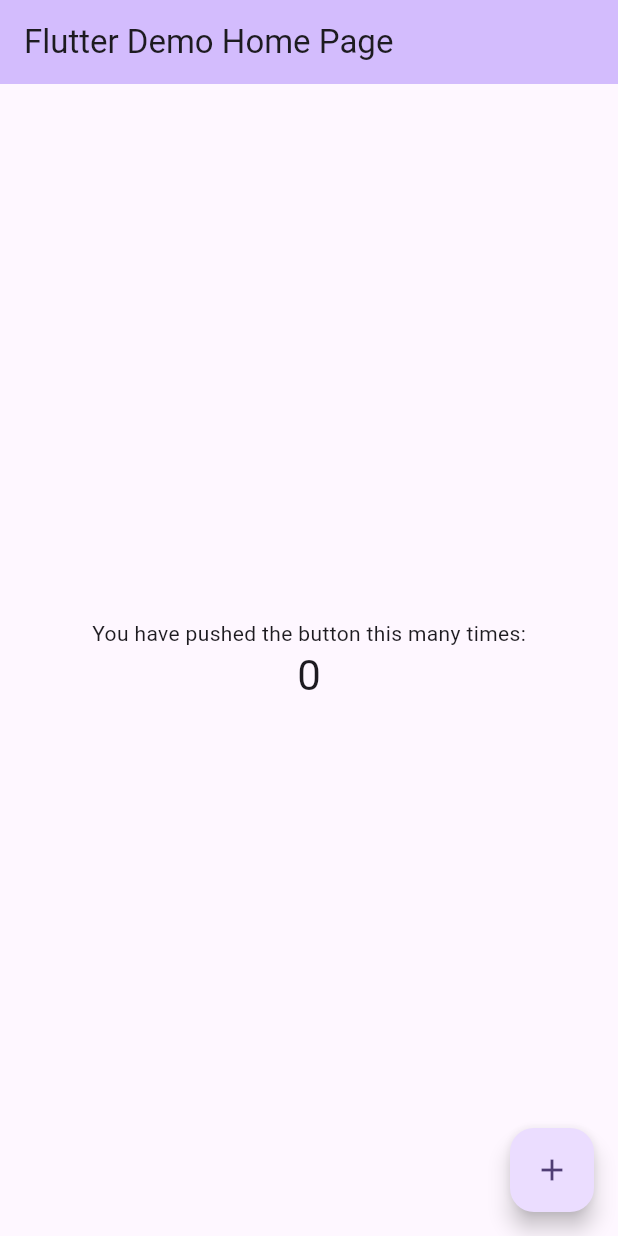
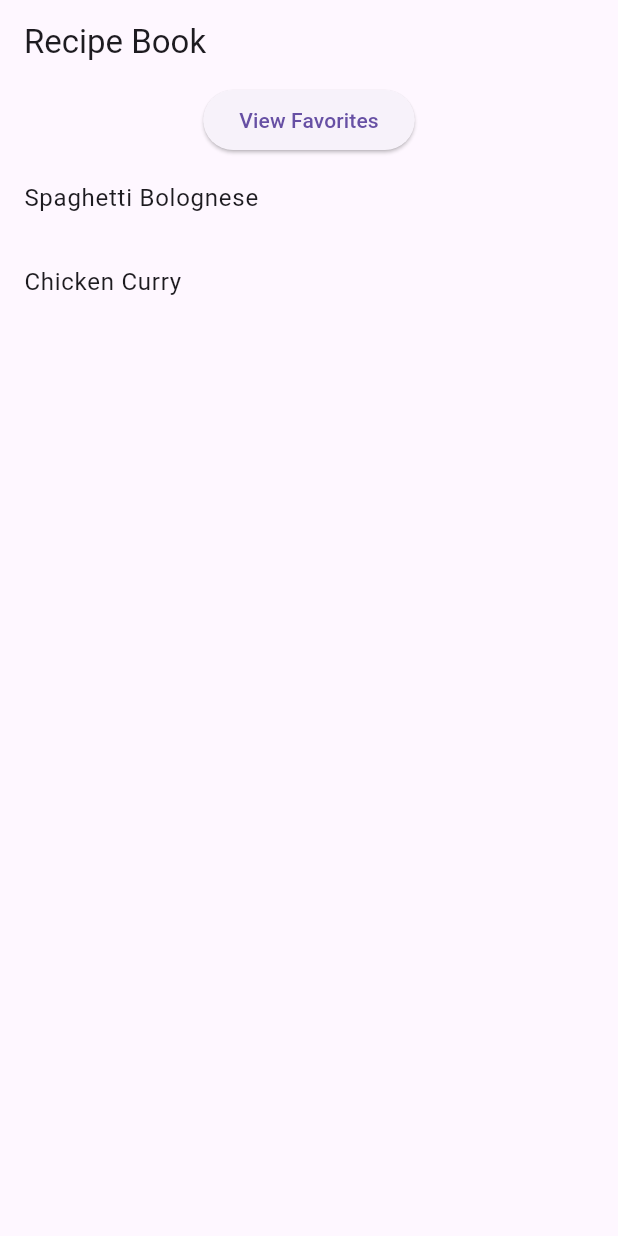
Before and after one commit to skullhsn012/Recipe-Book, a Flutter app: the screen it shows after launch, on a phone screen of 412 x 824 dp. Run offline on Flutter 3.47's test engine with Material 3 defaults, Android fonts, the phone set to English and light mode, and no system bars.

Commit message:
Final working code

```diff
--- /dev/null
+++ b/lib/details_screen.dart
@@ -0,0 +1,46 @@
+import 'package:flutter/material.dart';
+import 'recipe.dart';
+
+class DetailsScreen extends StatefulWidget {
+  final Recipe recipe;
+
+  DetailsScreen({required this.recipe});
+
+  @override
+  _DetailsScreenState createState() => _DetailsScreenState();
+}
+
+class _DetailsScreenState extends State<DetailsScreen> {
+  @override
+  Widget build(BuildContext context) {
+    return Scaffold(
+      appBar: AppBar(title: Text(widget.recipe.name)),
+      body: Padding(
+        padding: EdgeInsets.all(16.0),
+        child: Column(
+          crossAxisAlignment: CrossAxisAlignment.start,
+          children: [
+            Text("Ingredients:",
+                style: TextStyle(fontSize: 18, fontWeight: FontWeight.bold)),
+            Text(widget.recipe.ingredients),
+            SizedBox(height: 10),
+            Text("Instructions:",
+                style: TextStyle(fontSize: 18, fontWeight: FontWeight.bold)),
+            Text(widget.recipe.instructions),
+            SizedBox(height: 20),
+            ElevatedButton(
+              onPressed: () {
+                setState(() {
+                  widget.recipe.isFavorite = !widget.recipe.isFavorite;
+                });
+              },
+              child: Text(widget.recipe.isFavorite
+                  ? "Unmark Favorite"
+                  : "Mark as Favorite"),
+            ),
+          ],
+        ),
+      ),
+    );
+  }
+}
--- /dev/null
+++ b/lib/home_screen.dart
@@ -0,0 +1,70 @@
+import 'package:flutter/material.dart';
+import 'details_screen.dart';
+import 'favorites_screen.dart';
+import 'recipe.dart';
+
+class HomeScreen extends StatefulWidget {
+  @override
+  _HomeScreenState createState() => _HomeScreenState();
+}
+
+class _HomeScreenState extends State<HomeScreen> {
+  final List<Recipe> recipes = [
+    Recipe(
+      name: "Spaghetti Bolognese",
+      ingredients: "Spaghetti, ground beef, tomato sauce, onions, garlic",
+      instructions: "Boil pasta, cook beef, add sauce, mix together.",
+    ),
+    Recipe(
+      name: "Chicken Curry",
+      ingredients: "Chicken, curry powder, coconut milk, onions, garlic",
+      instructions: "Cook chicken, add spices, pour coconut milk, simmer.",
+    ),
+  ];
+
+  @override
+  Widget build(BuildContext context) {
+    return Scaffold(
+      appBar: AppBar(title: Text("Recipe Book")),
+      body: Column(
+        children: [
+          ElevatedButton(
+            onPressed: () {
+              Navigator.push(
+                context,
+                MaterialPageRoute(
+                  builder: (context) => FavoritesScreen(
+                    favoriteRecipes:
+                        recipes.where((recipe) => recipe.isFavorite).toList(),
+                  ),
+                ),
+              );
+            },
+            child: Text("View Favorites"),
+          ),
+          Expanded(
+            child: ListView.builder(
+              itemCount: recipes.length,
+              itemBuilder: (context, index) {
+                return ListTile(
+                  title: Text(recipes[index].name),
+                  onTap: () {
+                    Navigator.push(
+                      context,
+                      MaterialPageRoute(
+                        builder: (context) =>
+                            DetailsScreen(recipe: recipes[index]),
+                      ),
+                    ).then((_) {
+                      setState(() {}); // Update favorite status when returning
+                    });
+                  },
+                );
+              },
+            ),
+          ),
+        ],
+      ),
+    );
+  }
+}
--- a/lib/main.dart
+++ b/lib/main.dart
@@ -1,125 +1,17 @@
 import 'package:flutter/material.dart';
+import 'home_screen.dart';
 
 void main() {
-  runApp(const MyApp());
+  runApp(RecipeBookApp());
 }
 
-class MyApp extends StatelessWidget {
-  const MyApp({super.key});
-
-  // This widget is the root of your application.
+class RecipeBookApp extends StatelessWidget {
   @override
   Widget build(BuildContext context) {
     return MaterialApp(
-      title: 'Flutter Demo',
-      theme: ThemeData(
-        // This is the theme of your application.
-        //
-        // TRY THIS: Try running your application with "flutter run". You'll see
-        // the application has a purple toolbar. Then, without quitting the app,
-        // try changing the seedColor in the colorScheme below to Colors.green
-        // and then invoke "hot reload" (save your changes or press the "hot
-        // reload" button in a Flutter-supported IDE, or press "r" if you used
-        // the command line to start the app).
-        //
-        // Notice that the counter didn't reset back to zero; the application
-        // state is not lost during the reload. To reset the state, use hot
-        // restart instead.
-        //
-        // This works for code too, not just values: Most code changes can be
-        // tested with just a hot reload.
-        colorScheme: ColorScheme.fromSeed(seedColor: Colors.deepPurple),
-        useMaterial3: true,
-      ),
-      home: const MyHomePage(title: 'Flutter Demo Home Page'),
+      title: 'Recipe Book',
+      theme: ThemeData(primarySwatch: Colors.blue),
+      home: HomeScreen(),
     );
   }
 }
-
-class MyHomePage extends StatefulWidget {
-  const MyHomePage({super.key, required this.title});
-
-  // This widget is the home page of your application. It is stateful, meaning
-  // that it has a State object (defined below) that contains fields that affect
-  // how it looks.
-
-  // This class is the configuration for the state. It holds the values (in this
-  // case the title) provided by the parent (in this case the App widget) and
-  // used by the build method of the State. Fields in a Widget subclass are
-  // always marked "final".
-
-  final String title;
-
-  @override
-  State<MyHomePage> createState() => _MyHomePageState();
-}
-
-class _MyHomePageState extends State<MyHomePage> {
-  int _counter = 0;
-
-  void _incrementCounter() {
-    setState(() {
-      // This call to setState tells the Flutter framework that something has
-      // changed in this State, which causes it to rerun the build method below
-      // so that the display can reflect the updated values. If we changed
-      // _counter without calling setState(), then the build method would not be
-      // called again, and so nothing would appear to happen.
-      _counter++;
-    });
-  }
-
-  @override
-  Widget build(BuildContext context) {
-    // This method is rerun every time setState is called, for instance as done
-    // by the _incrementCounter method above.
-    //
-    // The Flutter framework has been optimized to make rerunning build methods
-    // fast, so that you can just rebuild anything that needs updating rather
-    // than having to individually change instances of widgets.
-    return Scaffold(
-      appBar: AppBar(
-        // TRY THIS: Try changing the color here to a specific color (to
-        // Colors.amber, perhaps?) and trigger a hot reload to see the AppBar
-        // change color while the other colors stay the same.
-        backgroundColor: Theme.of(context).colorScheme.inversePrimary,
-        // Here we take the value from the MyHomePage object that was created by
-        // the App.build method, and use it to set our appbar title.
-        title: Text(widget.title),
-      ),
-      body: Center(
-        // Center is a layout widget. It takes a single child and positions it
-        // in the middle of the parent.
-        child: Column(
-          // Column is also a layout widget. It takes a list of children and
-          // arranges them vertically. By default, it sizes itself to fit its
-          // children horizontally, and tries to be as tall as its parent.
-          //
-          // Column has various properties to control how it sizes itself and
-          // how it positions its children. Here we use mainAxisAlignment to
-          // center the children vertically; the main axis here is the vertical
-          // axis because Columns are vertical (the cross axis would be
-          // horizontal).
-          //
-          // TRY THIS: Invoke "debug painting" (choose the "Toggle Debug Paint"
-          // action in the IDE, or press "p" in the console), to see the
-          // wireframe for each widget.
-          mainAxisAlignment: MainAxisAlignment.center,
-          children: <Widget>[
-            const Text(
-              'You have pushed the button this many times:',
-            ),
-            Text(
-              '$_counter',
-              style: Theme.of(context).textTheme.headlineMedium,
-            ),
-          ],
-        ),
-      ),
-      floatingActionButton: FloatingActionButton(
-        onPressed: _incrementCounter,
-        tooltip: 'Increment',
-        child: const Icon(Icons.add),
-      ), // This trailing comma makes auto-formatting nicer for build methods.
-    );
-  }
-}
--- /dev/null
+++ b/lib/recipe.dart
@@ -0,0 +1,13 @@
+class Recipe {
+  final String name;
+  final String ingredients;
+  final String instructions;
+  bool isFavorite;
+
+  Recipe({
+    required this.name,
+    required this.ingredients,
+    required this.instructions,
+    this.isFavorite = false,
+  });
+}
```
Also changed, not shown: lib/favorites_screen.dart (added, +35 -0 lines).
